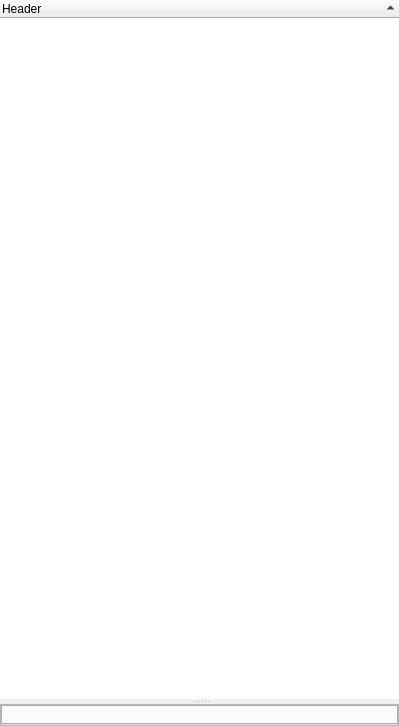
Qt form RepTate/gui/DataSet.ui (jorge-ramirez-upm/RepTate) before a commit.
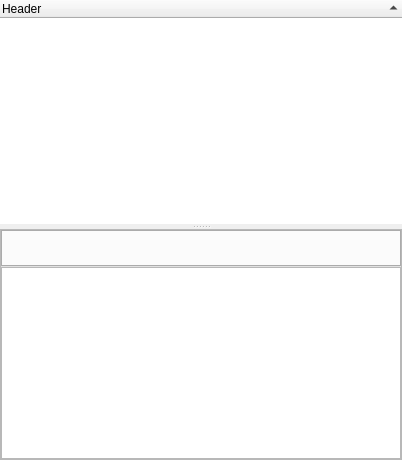
The same form after that commit. Icons and pictures are not drawn.

```diff
--- a/RepTate/gui/DataSet.ui
+++ b/RepTate/gui/DataSet.ui
@@ -6,8 +6,8 @@
    <rect>
     <x>0</x>
     <y>0</y>
-    <width>399</width>
-    <height>726</height>
+    <width>402</width>
+    <height>460</height>
    </rect>
   </property>
   <property name="windowTitle">
@@ -117,6 +117,11 @@
         <number>0</number>
        </property>
        <item>
+        <layout class="QVBoxLayout" name="verticalLayout_4">
+         <item>
+          <layout class="QHBoxLayout" name="hThLayout"/>
+         </item>
+         <item>
         <widget class="QTabWidget" name="TheorytabWidget">
          <property name="styleSheet">
           <string notr="true">QTreeWidget::item { border: 0.5px ; border-style: solid ; border-color: lightgray ; selection-color: rgb(0, 0, 0); }</string>
@@ -131,6 +136,11 @@
           <bool>true</bool>
          </property>
         </widget>
+         </item>
+         <item>
+          <widget class="QTextBrowser" name="ThText"/>
+         </item>
+        </layout>
        </item>
       </layout>
      </widget>
```
Lines whose indentation alone changed are shown as unchanged.
